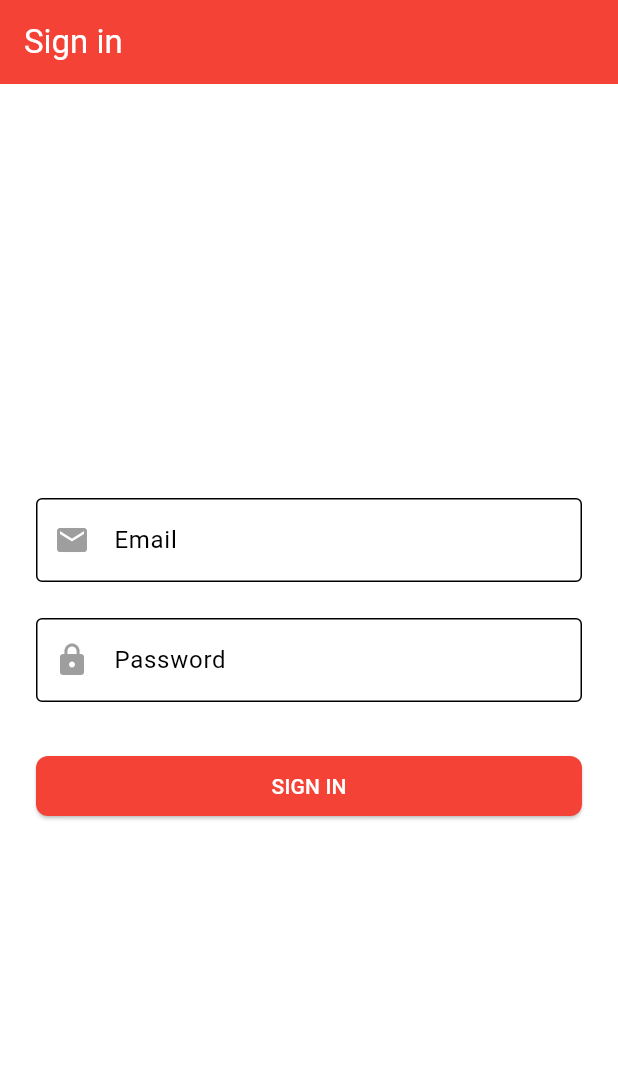
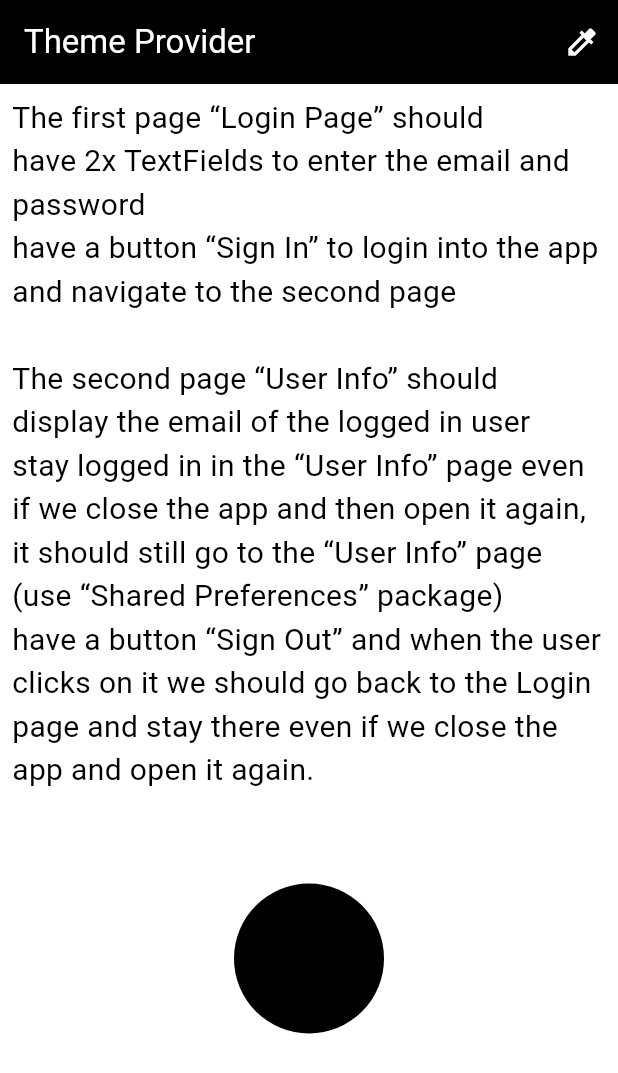
Before and after one commit to SinaaDev/test_state_management, a Flutter app: the screen it shows after launch, on a phone screen of 412 x 824 dp. Shown: the top 1073 px of the screen. Run offline on Flutter 3.47's test engine with Material 3 defaults, Android fonts, the phone set to English and light mode, and no system bars; our stand-ins replace flutter_colorpicker, gap, shared_preferences.

Commit message:
Color picker feature added

```diff
--- a/lib/main.dart
+++ b/lib/main.dart
@@ -3,6 +3,8 @@ import 'package:provider/provider.dart';
 import 'package:shared_preferences/shared_preferences.dart';
 import 'package:task_state_management_2/provider/auth.dart';
 import 'package:task_state_management_2/provider/movie.dart';
+import 'package:task_state_management_2/provider/theme.dart';
+import 'package:task_state_management_2/screens/color_picker_screen.dart';
 import 'package:task_state_management_2/screens/favorite_list.dart';
 import 'package:task_state_management_2/screens/movie_list_screen.dart';
 import 'package:task_state_management_2/screens/sign_in_screen.dart';
@@ -17,9 +19,10 @@ void main() async{
     MultiProvider(
       providers: [
         ChangeNotifierProvider(create: (context) => Auth(),),
+        ChangeNotifierProvider(create: (context) => ThemeProvider(),),
         ChangeNotifierProvider(create: (context) => Movie(),)
       ],
-      child:  MyApp(isLoggedIn: isLoggedIn,),
+      child: MyApp(isLoggedIn: isLoggedIn,),
     ),
   );
 }
@@ -33,7 +36,8 @@ class MyApp extends StatelessWidget {
     return MaterialApp(
       debugShowCheckedModeBanner: false,
       theme: AppTheme.lightTheme,
-      home: isLoggedIn? const MovieListScreen() : const SignInScreen(),
+      // home: isLoggedIn? const MovieListScreen() : const SignInScreen(),
+      home: ColorPickerScreen(),
     );
   }
 }
--- /dev/null
+++ b/lib/provider/theme.dart
@@ -0,0 +1,13 @@
+import 'package:flutter/animation.dart';
+import 'package:flutter/foundation.dart';
+
+class ThemeProvider extends ChangeNotifier{
+
+  Color pickerColor = const Color(0xFF000000);
+
+  void onColorChanged(Color color){
+    pickerColor = color;
+    notifyListeners();
+  }
+
+}
--- /dev/null
+++ b/lib/screens/color_picker_screen.dart
@@ -0,0 +1,77 @@
+import 'package:flutter/material.dart';
+import 'package:flutter_colorpicker/flutter_colorpicker.dart';
+import 'package:gap/gap.dart';
+import 'package:provider/provider.dart';
+import 'package:task_state_management_2/provider/theme.dart';
+
+class ColorPickerScreen extends StatelessWidget {
+  const ColorPickerScreen({super.key});
+
+  @override
+  Widget build(BuildContext context) {
+    final theme = Provider.of<ThemeProvider>(context);
+    return Scaffold(
+      appBar: AppBar(
+        title: const Text('Theme Provider'),
+        actions: [
+          IconButton(
+              onPressed: () {
+                _openColorPicker(context);
+              },
+              icon: const Icon(Icons.colorize))
+        ],
+        backgroundColor: theme.pickerColor,
+      ),
+      body: Padding(
+        padding: const EdgeInsets.all(8.0),
+        child: Column(children: [
+          Text(dummyText,style: TextStyle(fontSize: 20,color: theme.pickerColor),),
+          const Gap(32),
+          CircleAvatar(
+            backgroundColor: theme.pickerColor,
+            radius: 50,
+          )
+        ],),
+      ),
+    );
+  }
+}
+
+void _openColorPicker(BuildContext context) => showDialog(
+      context: context,
+      builder: (context) {
+        return AlertDialog(
+          title: const Text('Pick a color!'),
+          content: SingleChildScrollView(
+            child: Consumer<ThemeProvider>(
+              builder: (context, theme, child) {
+                return ColorPicker(
+                  pickerColor: theme.pickerColor,
+                  onColorChanged: (color) {
+                    theme.onColorChanged(color);
+                  },
+                );
+              },
+            ),
+          ),
+          actions: [
+            ElevatedButton(
+              child: const Text('Done'),
+              onPressed: () {
+                Navigator.of(context).pop();
+              },
+            ),
+          ],
+        );
+      },
+    );
+
+const dummyText = '''The first page “Login Page” should
+have 2x TextFields to enter the email and password
+have a button “Sign In” to login into the app and navigate to the second page
+
+The second page “User Info” should
+display the email of the logged in user
+stay logged in in the “User Info” page even if we close the app and then open it again, it should still go to the “User Info” page (use “Shared Preferences” package)
+have a button “Sign Out” and when the user clicks on it we should go back to the Login page and stay there even if we close the app and open it again.
+''';
```
